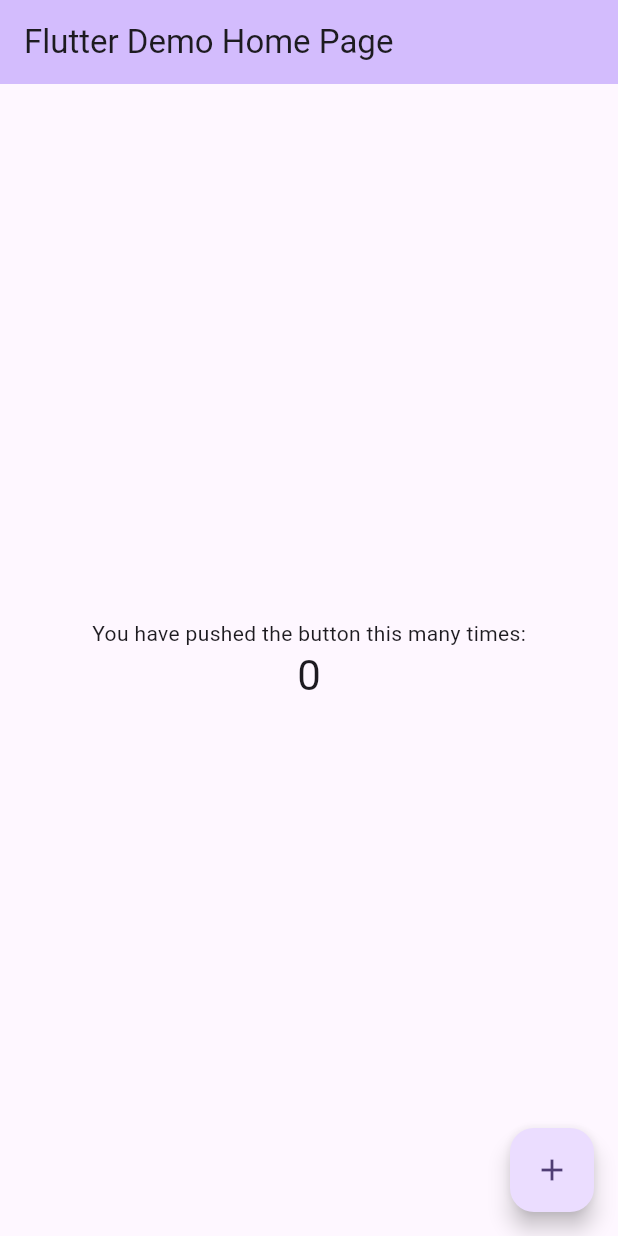
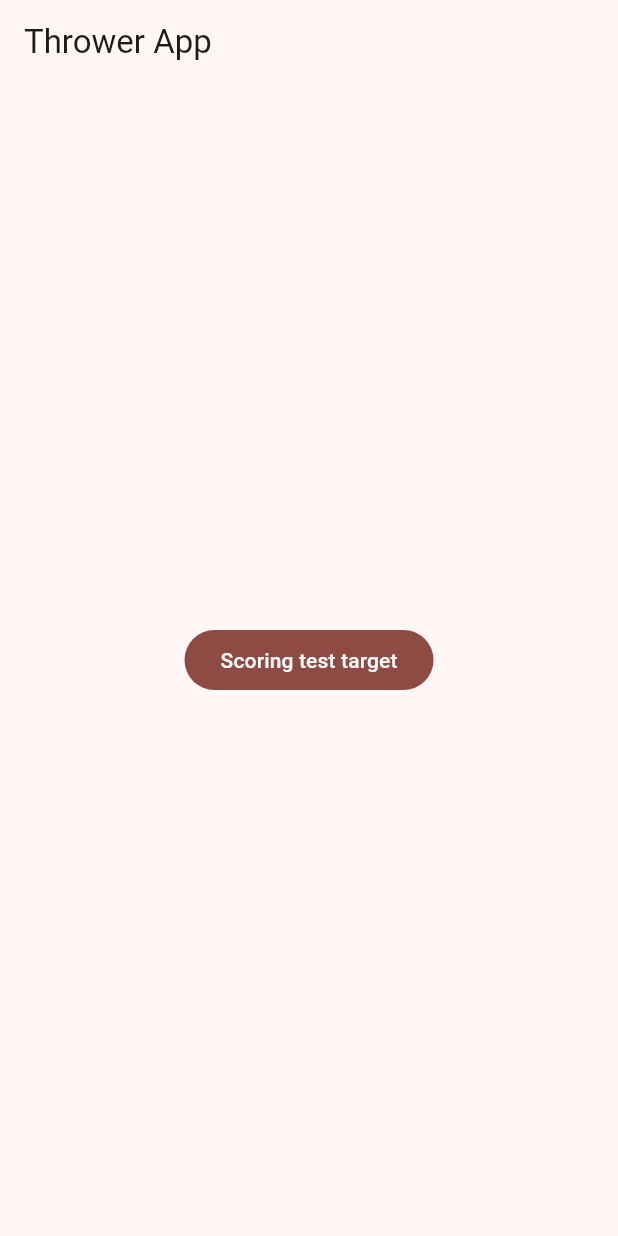
Before and after one commit to nrbondnz/thrower_app, a Flutter app: the screen it shows after launch, on a phone screen of 412 x 824 dp. Run offline on Flutter 3.47's test engine with Material 3 defaults, Android fonts, the phone set to English and light mode, and no system bars; our stand-ins replace flutter_riverpod.

Commit message:
Add app skeleton and scoring domain (Riverpod)
- TargetModel: IKTHOF 5-ring scoring with configurable line-touch rule
- AuthService interface (provider deferred with backend)
- Home screen and tap-to-score debug target
- 21 tests: table-driven scoring, debug screen, home

Co-Authored-By: Claude Opus 5.5 <noreply@anthropic.com>

```diff
--- a/lib/main.dart
+++ b/lib/main.dart
@@ -1,122 +1,22 @@
 import 'package:flutter/material.dart';
+import 'package:flutter_riverpod/flutter_riverpod.dart';
+
+import 'ui/home_screen.dart';
+import 'ui/target_painter.dart';
 
 void main() {
-  runApp(const MyApp());
+  runApp(const ProviderScope(child: ThrowerApp()));
 }
 
-class MyApp extends StatelessWidget {
-  const MyApp({super.key});
+class ThrowerApp extends StatelessWidget {
+  const ThrowerApp({super.key});
 
-  // This widget is the root of your application.
   @override
   Widget build(BuildContext context) {
     return MaterialApp(
-      title: 'Flutter Demo',
-      theme: ThemeData(
-        // This is the theme of your application.
-        //
-        // TRY THIS: Try running your application with "flutter run". You'll see
-        // the application has a purple toolbar. Then, without quitting the app,
-        // try changing the seedColor in the colorScheme below to Colors.green
-        // and then invoke "hot reload" (save your changes or press the "hot
-        // reload" button in a Flutter-supported IDE, or press "r" if you used
-        // the command line to start the app).
-        //
-        // Notice that the counter didn't reset back to zero; the application
-        // state is not lost during the reload. To reset the state, use hot
-        // restart instead.
-        //
-        // This works for code too, not just values: Most code changes can be
-        // tested with just a hot reload.
-        colorScheme: .fromSeed(seedColor: Colors.deepPurple),
-      ),
-      home: const MyHomePage(title: 'Flutter Demo Home Page'),
+      title: 'Thrower App',
+      theme: ThemeData(colorScheme: ColorScheme.fromSeed(seedColor: targetRed)),
+      home: const HomeScreen(),
     );
   }
 }
-
-class MyHomePage extends StatefulWidget {
-  const MyHomePage({super.key, required this.title});
-
-  // This widget is the home page of your application. It is stateful, meaning
-  // that it has a State object (defined below) that contains fields that affect
-  // how it looks.
-
-  // This class is the configuration for the state. It holds the values (in this
-  // case the title) provided by the parent (in this case the App widget) and
-  // used by the build method of the State. Fields in a Widget subclass are
-  // always marked "final".
-
-  final String title;
-
-  @override
-  State<MyHomePage> createState() => _MyHomePageState();
-}
-
-class _MyHomePageState extends State<MyHomePage> {
-  int _counter = 0;
-
-  void _incrementCounter() {
-    setState(() {
-      // This call to setState tells the Flutter framework that something has
-      // changed in this State, which causes it to rerun the build method below
-      // so that the display can reflect the updated values. If we changed
-      // _counter without calling setState(), then the build method would not be
-      // called again, and so nothing would appear to happen.
-      _counter++;
-    });
-  }
-
-  @override
-  Widget build(BuildContext context) {
-    // This method is rerun every time setState is called, for instance as done
-    // by the _incrementCounter method above.
-    //
-    // The Flutter framework has been optimized to make rerunning build methods
-    // fast, so that you can just rebuild anything that needs updating rather
-    // than having to individually change instances of widgets.
-    return Scaffold(
-      appBar: AppBar(
-        // TRY THIS: Try changing the color here to a specific color (to
-        // Colors.amber, perhaps?) and trigger a hot reload to see the AppBar
-        // change color while the other colors stay the same.
-        backgroundColor: Theme.of(context).colorScheme.inversePrimary,
-        // Here we take the value from the MyHomePage object that was created by
-        // the App.build method, and use it to set our appbar title.
-        title: Text(widget.title),
-      ),
-      body: Center(
-        // Center is a layout widget. It takes a single child and positions it
-        // in the middle of the parent.
-        child: Column(
-          // Column is also a layout widget. It takes a list of children and
-          // arranges them vertically. By default, it sizes itself to fit its
-          // children horizontally, and tries to be as tall as its parent.
-          //
-          // Column has various properties to control how it sizes itself and
-          // how it positions its children. Here we use mainAxisAlignment to
-          // center the children vertically; the main axis here is the vertical
-          // axis because Columns are vertical (the cross axis would be
-          // horizontal).
-          //
-          // TRY THIS: Invoke "debug painting" (choose the "Toggle Debug Paint"
-          // action in the IDE, or press "p" in the console), to see the
-          // wireframe for each widget.
-          mainAxisAlignment: .center,
-          children: [
-            const Text('You have pushed the button this many times:'),
-            Text(
-              '$_counter',
-              style: Theme.of(context).textTheme.headlineMedium,
-            ),
-          ],
-        ),
-      ),
-      floatingActionButton: FloatingActionButton(
-        onPressed: _incrementCounter,
-        tooltip: 'Increment',
-        child: const Icon(Icons.add),
-      ),
-    );
-  }
-}
--- /dev/null
+++ b/lib/ui/home_screen.dart
@@ -0,0 +1,22 @@
+import 'package:flutter/material.dart';
+
+import 'debug_target_screen.dart';
+
+class HomeScreen extends StatelessWidget {
+  const HomeScreen({super.key});
+
+  @override
+  Widget build(BuildContext context) {
+    return Scaffold(
+      appBar: AppBar(title: const Text('Thrower App')),
+      body: Center(
+        child: FilledButton(
+          onPressed: () => Navigator.of(context).push(
+            MaterialPageRoute<void>(builder: (_) => const DebugTargetScreen()),
+          ),
+          child: const Text('Scoring test target'),
+        ),
+      ),
+    );
+  }
+}
--- a/pubspec.yaml
+++ b/pubspec.yaml
@@ -34,6 +34,7 @@ dependencies:
   # The following adds the Cupertino Icons font to your application.
   # Use with the CupertinoIcons class for iOS style icons.
   cupertino_icons: ^1.0.8
+  flutter_riverpod: ^3.4.3
 
 dev_dependencies:
   flutter_test:
```
Also changed, not shown: lib/auth/auth_service.dart (added, +18 -0 lines), lib/providers.dart (added, +13 -0 lines), lib/scoring/target_model.dart (added, +75 -0 lines), lib/ui/debug_target_screen.dart (added, +80 -0 lines), lib/ui/target_painter.dart (added, +47 -0 lines), pubspec.lock, 3 other files.
